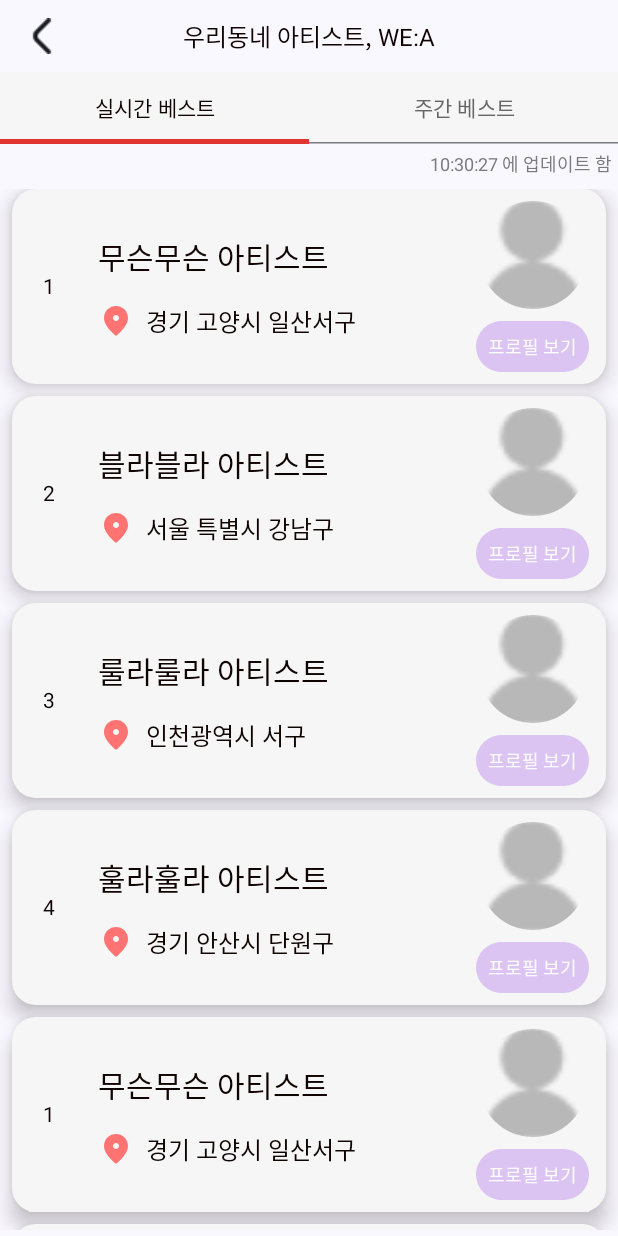
After one commit to TeamAnyPayments/anyPayments, an Android app built with Jetpack Compose: the composable ArtistRankPage shown on its own in the app's theme, on a phone screen of 412 x 824 dp. The commit adds this screen. Run offline under Robolectric (Android 15) with nearby library versions, the phone set to English and light mode, and no system bars; Roboto replaces fonts that are not available here; 1 statement that could not run was skipped.

Commit message:
comp : 아티스트 랭킹 페이지 UI 구성

```diff
--- /dev/null
+++ b/wea/app/src/main/java/com/artist/wea/components/AlarmItem.kt
@@ -0,0 +1 @@
+package com.artist.wea.components
--- /dev/null
+++ b/wea/app/src/main/java/com/artist/wea/components/ArtistRankItem.kt
@@ -0,0 +1,137 @@
+package com.artist.wea.components
+
+import androidx.compose.foundation.Image
+import androidx.compose.foundation.layout.Arrangement
+import androidx.compose.foundation.layout.Column
+import androidx.compose.foundation.layout.Row
+import androidx.compose.foundation.layout.fillMaxWidth
+import androidx.compose.foundation.layout.padding
+import androidx.compose.foundation.layout.size
+import androidx.compose.foundation.layout.wrapContentHeight
+import androidx.compose.foundation.layout.wrapContentWidth
+import androidx.compose.foundation.shape.RoundedCornerShape
+import androidx.compose.material.icons.Icons
+import androidx.compose.material.icons.rounded.Place
+import androidx.compose.material3.Card
+import androidx.compose.material3.Icon
+import androidx.compose.material3.Text
+import androidx.compose.runtime.Composable
+import androidx.compose.ui.Alignment
+import androidx.compose.ui.Modifier
+import androidx.compose.ui.draw.clip
+import androidx.compose.ui.graphics.painter.Painter
+import androidx.compose.ui.layout.ContentScale
+import androidx.compose.ui.res.colorResource
+import androidx.compose.ui.res.stringResource
+import androidx.compose.ui.unit.dp
+import androidx.compose.ui.unit.sp
+import androidx.navigation.NavHostController
+import com.artist.wea.R
+import com.artist.wea.constants.get14TextStyle
+import com.artist.wea.constants.getCardDefColors
+import com.artist.wea.constants.getCardDefElevation
+import com.artist.wea.constants.getDefTextStyle
+
+@Composable
+fun ArtistRankItem(
+    navController: NavHostController,
+    modifier: Modifier = Modifier,
+    no:Int = 1,
+    artistName:String = stringResource(id = R.string.empty_text), // 아티스트 이름
+    artistAddress:String = stringResource(id = R.string.empty_text), // 활동 주소
+    artistImg:Painter // 아티스트 이미지
+){
+    Card(
+        modifier= modifier,
+        colors = getCardDefColors(),
+        elevation = getCardDefElevation(dpSize = 8.dp),
+        shape = RoundedCornerShape(16.dp),
+    ) {
+        Row(
+            modifier = Modifier
+                .fillMaxWidth()
+                .wrapContentHeight()
+                .padding(8.dp)
+            ,
+            verticalAlignment = Alignment.CenterVertically,
+            horizontalArrangement = Arrangement.spacedBy(16.dp)
+        ){
+            Text(
+                text = no.toString(),
+                style = get14TextStyle(),
+                modifier = Modifier
+                    .wrapContentWidth()
+                    .weight(1f)
+            )
+            // artist-info
+            Row(
+                modifier = Modifier
+                    .fillMaxWidth()
+                    .wrapContentHeight()
+                    .weight(10f),
+                verticalAlignment = Alignment.CenterVertically,
+                horizontalArrangement = Arrangement.SpaceBetween
+            ){
+                // artist-text-info
+                Column(
+                    modifier = Modifier
+                        .fillMaxWidth()
+                        .wrapContentHeight()
+                        .weight(3f),
+                    verticalArrangement = Arrangement.spacedBy(16.dp)
+                ) {
+                    Text(
+                        text = artistName,
+                        style = getDefTextStyle().copy(fontSize = 20.sp),
+                        modifier = Modifier.fillMaxWidth()
+                    )
+                    // 주소지
+                    Row(
+                        modifier = Modifier
+                            .fillMaxWidth()
+                            .wrapContentHeight(),
+                        horizontalArrangement = Arrangement.spacedBy(8.dp),
+                        verticalAlignment = Alignment.CenterVertically
+                    ) {
+                        Icon(
+                            Icons.Rounded.Place,
+                            "place"
+                        )
+                        Text(
+                            text = artistAddress,
+                            style = getDefTextStyle(),
+                            modifier = Modifier.fillMaxWidth()
+                        )
+                    }
+
+                }
+                //artist-graphic-info
+                Column(
+                    modifier = Modifier
+                        .wrapContentWidth()
+                        .wrapContentHeight()
+                        .weight(1f),
+                    verticalArrangement = Arrangement.spacedBy(8.dp),
+                    horizontalAlignment = Alignment.CenterHorizontally
+                ) {
+                    // 가수 이미지
+                    Image(
+                        painter = artistImg,
+                        contentDescription = "img",
+                        modifier = Modifier
+                            .size(72.dp)
+                            .clip(shape = RoundedCornerShape(36.dp)),
+                        contentScale = ContentScale.Crop
+                    )
+                    // 프로필 보기
+                    SmallButton(
+                        navController = navController,
+                        btnText = "프로필 보기",
+                        btnColor = colorResource(id = R.color.pastel_purple100),
+                    )
+                }
+            }
+        }
+
+    }
+}
--- /dev/null
+++ b/wea/app/src/main/java/com/artist/wea/components/SmallButton.kt
@@ -0,0 +1,55 @@
+package com.artist.wea.components
+
+import androidx.compose.foundation.background
+import androidx.compose.foundation.clickable
+import androidx.compose.foundation.layout.Arrangement
+import androidx.compose.foundation.layout.Column
+import androidx.compose.foundation.layout.padding
+import androidx.compose.foundation.layout.wrapContentHeight
+import androidx.compose.foundation.layout.wrapContentWidth
+import androidx.compose.foundation.shape.RoundedCornerShape
+import androidx.compose.material3.Text
+import androidx.compose.runtime.Composable
+import androidx.compose.ui.Alignment
+import androidx.compose.ui.Modifier
+import androidx.compose.ui.draw.clip
+import androidx.compose.ui.graphics.Color
+import androidx.compose.ui.res.colorResource
+import androidx.compose.ui.res.stringResource
+import androidx.compose.ui.text.TextStyle
+import androidx.compose.ui.unit.Dp
+import androidx.compose.ui.unit.dp
+import androidx.navigation.NavController
+import com.artist.wea.R
+import com.artist.wea.constants.PageRoutes
+import com.artist.wea.constants.get12TextStyle
+
+@Composable
+fun SmallButton(
+    btnText: String = stringResource(id = R.string.text_def_btn), // 버튼 글자
+    navController: NavController?, // 페이지 네비게이션 컨트롤러
+    btnColor: Color = colorResource(id = R.color.dark_orange300),
+    modifier: Modifier = Modifier
+        .wrapContentWidth()
+        .wrapContentHeight(),
+    roundSize: Dp = 64.dp,
+    onClick:() -> Unit = {navController?.navigate(PageRoutes.Home.route)},
+    textStyle: TextStyle = get12TextStyle().copy(color = colorResource(id = R.color.white))
+){
+    Column(
+        modifier = modifier
+            .clip(shape = RoundedCornerShape(roundSize))
+            .background(color = btnColor)
+            .padding(8.dp)
+            .clickable {
+                onClick()
+            },
+        horizontalAlignment = Alignment.CenterHorizontally,
+        verticalArrangement = Arrangement.Center
+    ){
+        Text(
+            text = btnText,
+            style = textStyle
+        )
+    }
+}
--- /dev/null
+++ b/wea/app/src/main/java/com/artist/wea/components/uidtclass/AlarmData.kt
@@ -0,0 +1,13 @@
+package com.artist.wea.components.uidtclass
+
+import androidx.compose.ui.graphics.Color
+import androidx.compose.ui.graphics.vector.ImageVector
+
+data class AlarmData(
+    val iconImg: ImageVector, // 아이콘
+    val content:String = "", // 알람 내용
+    val isChek:Boolean = false, // 초대 수락인지 아닌지
+    val alarmColor:Color = Color.LightGray, // 알람 배경
+    val contentColor:Color = Color.LightGray, // 글자 컬러
+    val checkColor:Color = Color.LightGray // 체크 컬러
+)
--- /dev/null
+++ b/wea/app/src/main/java/com/artist/wea/components/uidtclass/ArtistRankData.kt
@@ -0,0 +1,11 @@
+package com.artist.wea.components.uidtclass
+
+import androidx.compose.ui.graphics.painter.Painter
+
+
+data class ArtistRankData(
+    val no:Int,
+    val artistName:String,
+    val artistAddress:String,
+    val artistImg: Painter,
+)
--- a/wea/app/src/main/java/com/artist/wea/components/uidtclass/TabItem.kt
+++ b/wea/app/src/main/java/com/artist/wea/components/uidtclass/TabItem.kt
@@ -5,6 +5,6 @@ import androidx.compose.ui.graphics.vector.ImageVector
 
 data class TabItem (
     val title: String,
-    val icon: ImageVector,
+    val icon: ImageVector? = null,
     val screen: @Composable () -> Unit
 )
--- /dev/null
+++ b/wea/app/src/main/java/com/artist/wea/pages/ArtistRankPage.kt
@@ -0,0 +1,215 @@
+package com.artist.wea.pages
+
+import androidx.compose.foundation.ExperimentalFoundationApi
+import androidx.compose.foundation.background
+import androidx.compose.foundation.interaction.MutableInteractionSource
+import androidx.compose.foundation.layout.Arrangement
+import androidx.compose.foundation.layout.Column
+import androidx.compose.foundation.layout.Spacer
+import androidx.compose.foundation.layout.fillMaxHeight
+import androidx.compose.foundation.layout.fillMaxSize
+import androidx.compose.foundation.layout.fillMaxWidth
+import androidx.compose.foundation.layout.height
+import androidx.compose.foundation.layout.padding
+import androidx.compose.foundation.layout.wrapContentHeight
+import androidx.compose.foundation.pager.HorizontalPager
+import androidx.compose.foundation.pager.rememberPagerState
+import androidx.compose.foundation.rememberScrollState
+import androidx.compose.foundation.verticalScroll
+import androidx.compose.material3.Tab
+import androidx.compose.material3.TabRow
+import androidx.compose.material3.TabRowDefaults
+import androidx.compose.material3.TabRowDefaults.tabIndicatorOffset
+import androidx.compose.material3.Text
+import androidx.compose.runtime.Composable
+import androidx.compose.runtime.remember
+import androidx.compose.runtime.rememberCoroutineScope
+import androidx.compose.ui.Alignment
+import androidx.compose.ui.Modifier
+import androidx.compose.ui.res.colorResource
+import androidx.compose.ui.res.painterResource
+import androidx.compose.ui.text.style.TextAlign
+import androidx.compose.ui.unit.dp
+import androidx.navigation.NavHostController
+import com.artist.wea.R
+import com.artist.wea.components.ArtistRankItem
+import com.artist.wea.components.PageTopBar
+import com.artist.wea.components.uidtclass.ArtistRankData
+import com.artist.wea.components.uidtclass.TabItem
+import com.artist.wea.constants.get12TextStyle
+import kotlinx.coroutines.launch
+import java.time.LocalDateTime
+import java.time.format.DateTimeFormatter
+
+@OptIn(ExperimentalFoundationApi::class)
+@Composable
+fun ArtistRankPage(
+    navController: NavHostController,
+    modifier: Modifier =
+        Modifier
+            .fillMaxSize()
+){
+
+    // 랭크 아이템 (테스트)
+    val rankList = mutableListOf<ArtistRankData>(
+        ArtistRankData(
+            no = 1,
+            artistName = "무슨무슨 아티스트",
+            artistAddress = "경기 고양시 일산서구",
+            artistImg = painterResource(id = R.drawable.icon_def_user_img),
+        ),
+        ArtistRankData(
+            no = 2,
+            artistName = "블라블라 아티스트",
+            artistAddress = "서울 특별시 강남구",
+            artistImg = painterResource(id = R.drawable.icon_def_user_img),
+        ),
+        ArtistRankData(
+            no = 3,
+            artistName = "룰라룰라 아티스트",
+            artistAddress = "인천광역시 서구",
+            artistImg = painterResource(id = R.drawable.icon_def_user_img),
+        ),
+        ArtistRankData(
+            no = 4,
+            artistName = "훌라훌라 아티스트",
+            artistAddress = "경기 안산시 단원구",
+            artistImg = painterResource(id = R.drawable.icon_def_user_img),
+        )
+    )
+    rankList.addAll(rankList.size, rankList);
+
+    // 탭 items
+    val tabs = listOf(
+        TabItem(
+            title = "실시간 베스트",
+            screen = {
+                RankTabScreen(
+                    navController = navController,
+                    updateDate = LocalDateTime.now(),
+                    isRealTime = true,
+                    rankList = rankList
+                )
+            }
+        ),
+        TabItem(
+            title = "주간 베스트",
+            screen = {
+                RankTabScreen(
+                    navController = navController,
+                    updateDate = LocalDateTime.now(),
+                    rankList = rankList
+                )
+            }
+        ),
+    )
+    val pagerState = rememberPagerState()
+    val coroutineScope = rememberCoroutineScope()
+
+    // 랭킹 페이지 본체
+    Column (
+        modifier = modifier
+    ) {
+        PageTopBar(
+            navController = navController,
+            pageTitle = "아티스트 순위",
+        )
+        TabRow(
+            selectedTabIndex = pagerState.currentPage,
+            modifier = Modifier
+                .fillMaxWidth()
+                .wrapContentHeight()
+            ,
+
+            indicator = { tabPositions ->
+                TabRowDefaults.Indicator(
+                    modifier = Modifier.tabIndicatorOffset(tabPositions[pagerState.currentPage]),
+                    color = colorResource(id = R.color.red500)
+                )
+            }
+        ) {
+            tabs.forEachIndexed { index, item ->
+                Tab(
+                    selected = index == pagerState.currentPage,
+                    text = { Text(text = item.title) },
+                    onClick = { coroutineScope.launch { pagerState.animateScrollToPage(index) } },
+                    selectedContentColor = colorResource(id = R.color.black),
+                    unselectedContentColor = colorResource(id = R.color.mono700),
+                    interactionSource = remember { MutableInteractionSource() },
+                    modifier = Modifier.background(colorResource(id = R.color.mono50))
+
+                )
+            }
+        }
+        // Horizontal Pager here
+        HorizontalPager(
+            pageCount = tabs.size,
+            state = pagerState
+        ) {
+            tabs[pagerState.currentPage].screen()
+        }
+    }
+
+}
+
+@Composable
+fun RankTabScreen(
+    navController: NavHostController,
+    updateDate: LocalDateTime,
+    isRealTime:Boolean = false,
+    rankList:MutableList<ArtistRankData> = mutableListOf()
+) {
+    Column(
+        modifier = Modifier.fillMaxSize(),
+        horizontalAlignment = Alignment.CenterHorizontally,
+        verticalArrangement = Arrangement.Top
+    ) {
+
+        updateDate.format(DateTimeFormatter.ofPattern("HH:mm:ss"))
+
+        // 표시될 문자열
+        val displayUpdateString =
+            if(isRealTime) updateDate
+                            .toLocalTime()
+                            .format(DateTimeFormatter.ofPattern("HH:mm:ss"))
+                            .toString()
+            else updateDate
+                .toLocalDate()
+                .format(DateTimeFormatter.ofPattern("yyyy. MM. dd."))
+                .toString()
+
+        Text(
+            text = displayUpdateString.plus(" 에 업데이트 함"),
+            style = get12TextStyle().copy(
+                color = colorResource(id = R.color.mono600),
+                textAlign = TextAlign.End
+            ),
+            modifier = Modifier
+                .fillMaxWidth()
+                .wrapContentHeight()
+                .padding(4.dp)
+        )
+
+        // RankList
+        val scrollState = rememberScrollState()
+        Column(
+            modifier = Modifier
+                .fillMaxWidth()
+                .fillMaxHeight()
+                .padding(8.dp, 4.dp)
+                .verticalScroll(scrollState),
+            verticalArrangement = Arrangement.spacedBy(8.dp)
+        ) {
+            rankList.forEachIndexed { index, artistRankData ->
+                ArtistRankItem(
+                    navController = navController,
+                    no = artistRankData.no,
+                    artistName = artistRankData.artistName,
+                    artistAddress = artistRankData.artistAddress,
+                    artistImg = artistRankData.artistImg,
+                )
+            }
+            Spacer(modifier = Modifier.height(24.dp)) // space
+        }
+    }
+}
--- /dev/null
+++ b/wea/app/src/main/java/com/artist/wea/pages/NotifyPage.kt
@@ -0,0 +1 @@
+package com.artist.wea.pages
```
